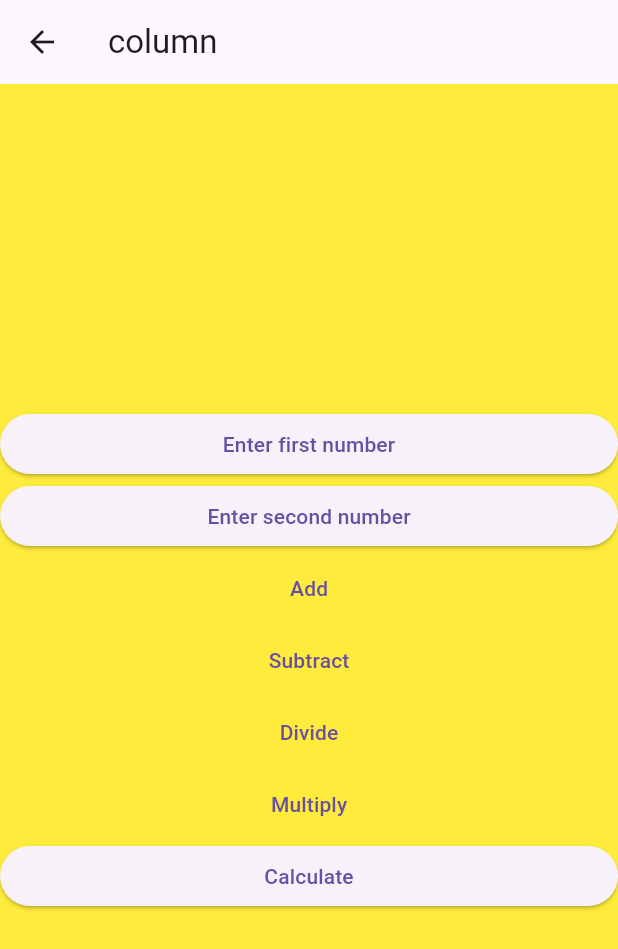
After one commit to suyog100/KiranSirDart, a Flutter app: the screen it shows after launch, after a tap on "column", on a phone screen of 412 x 824 dp. The commit adds this screen. Shown: the top 949 px of the screen. Run offline on Flutter 3.47's test engine with Material 3 defaults, Android fonts, the phone set to English and light mode, and no system bars; missing offline and left inert: dart:html.

Commit message:
new calculator app

```diff
--- /dev/null
+++ b/lib/screens/column_screen.dart
@@ -0,0 +1,42 @@
+import 'dart:html';
+
+import 'package:flutter/material.dart';
+
+class ColumnScreenState extends StatelessWidget {
+  const ColumnScreenState({super.key});
+
+  @override
+  Widget build(BuildContext context) {
+    return Scaffold(
+      appBar: AppBar(
+        title:const Text('column'),
+      ),
+      body: Container(
+        width: double.infinity,
+        color: Colors.yellow,
+        child:  Column(
+          mainAxisAlignment: MainAxisAlignment.center,
+          crossAxisAlignment: CrossAxisAlignment.stretch,
+
+          children: [
+            SizedBox(width: double.infinity,
+                child: ElevatedButton(onPressed: (){},child: Text("Enter first number"))),
+            SizedBox(width: double.infinity,
+                child: ElevatedButton(onPressed: (){},child: Text("Enter second number"))),
+
+            TextButton(onPressed:(){},child:const Text("Add") ),
+            TextButton(onPressed:(){}, child:const Text("Subtract") ),
+            TextButton(onPressed:(){}, child:const Text("Divide") ),
+            TextButton(onPressed:(){}, child:const Text("Multiply") ),
+
+            ElevatedButton(onPressed: (){}, child: const Text('Calculate'))
+
+
+
+          ],
+
+        ),
+      ),
+    );
+  }
+}
--- a/lib/screens/dashboard_screen.dart
+++ b/lib/screens/dashboard_screen.dart
@@ -4,6 +4,7 @@ import 'package:batch_32b/screens/simple_interest_screen.dart';
 import 'package:flutter/material.dart';
 
 import 'arithmetic_screen.dart';
+import 'column_screen.dart';
 
 class Dashboard extends StatelessWidget {
   const Dashboard({super.key});
@@ -45,8 +46,14 @@ class Dashboard extends StatelessWidget {
           SizedBox(width: double.infinity,
             child: ElevatedButton(onPressed: (){
               Navigator.push(context,
-                  MaterialPageRoute(builder: (context)=>const DesingScreen() ));
-            },child: Text("New UI"),),)
+                  MaterialPageRoute(builder: (context)=>const DesignScreen() ));
+            },child: Text("New UI"),),),
+
+          SizedBox(width: double.infinity,
+            child: ElevatedButton(onPressed: (){
+              Navigator.push(context,
+                  MaterialPageRoute(builder: (context)=>const ColumnScreenState() ));
+            },child: const Text("column"),),),
         ]
 
             ),
--- a/lib/screens/desing_screen.dart
+++ b/lib/screens/desing_screen.dart
@@ -7,14 +7,14 @@ import 'package:flutter/material.dart';
 import 'package:flutter/painting.dart';
 import 'package:flutter/rendering.dart';
 
-class DesingScreen extends StatefulWidget {
-  const DesingScreen({super.key});
+class DesignScreen extends StatefulWidget {
+  const DesignScreen({super.key});
 
   @override
-  State<DesingScreen> createState() => CircleStateScreen();
+  State<DesignScreen> createState() => CircleStateScreen();
 }
 
-class CircleStateScreen extends State<DesingScreen> {
+class CircleStateScreen extends State<DesignScreen> {
   //global key
   final myKey = GlobalKey<FormState>();
 
@@ -40,7 +40,7 @@ class CircleStateScreen extends State<DesingScreen> {
             Column(
               children: [
                 Icon(
-                  Icons.call;
+                  Icons.call,
                 ),
                 SizedBox(height: 4,)
               ],
@@ -48,7 +48,6 @@ class CircleStateScreen extends State<DesingScreen> {
           ],
         ),
         ),
-      );;,
-    );
+      );
   }
 }
```
